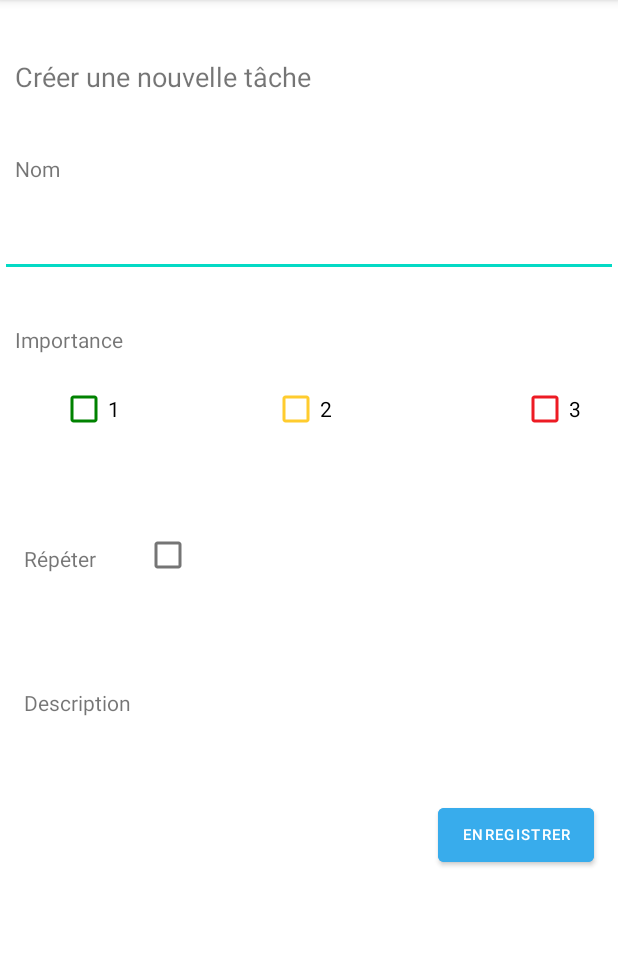
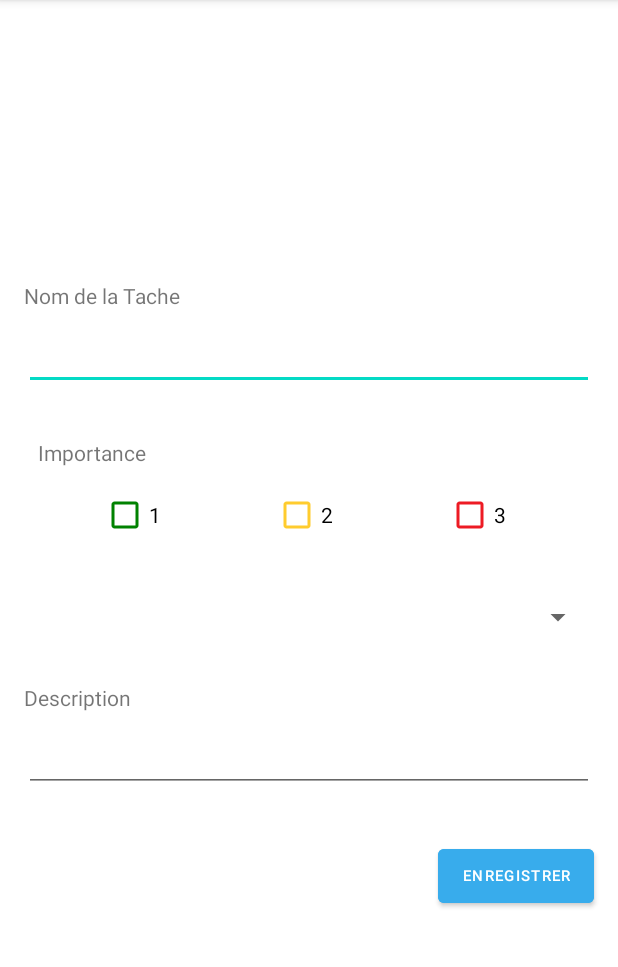
Before and after one commit to Landry-marlhac/AndroidAppESIEE, an Android app: the NewTask screen opened directly, with no data from a screen before it, on a phone screen of 412 x 824 dp, the part 84-1051 px from its top. Run offline under Robolectric (Android 15) with nearby library versions, the phone set to English and light mode, and no system bars.

Commit message:
Base de donnée et objet "taches" normalement utilisable, mais utilisés nul part. refactoring de la page New task mais pas liée avec du code

```diff
--- a/app/src/main/res/layout/activity_new_task.xml
+++ b/app/src/main/res/layout/activity_new_task.xml
@@ -9,147 +9,128 @@
 
     <!-- Titre de la page -->
 
-    <TextView
-        android:layout_width="wrap_content"
-        android:layout_height="wrap_content"
-        android:text="Créer une nouvelle tâche"
-        android:textSize="18dp"
-        app:layout_constraintBottom_toBottomOf="parent"
-        app:layout_constraintEnd_toEndOf="parent"
-        app:layout_constraintHorizontal_bias="0.046"
-        app:layout_constraintStart_toStartOf="parent"
-        app:layout_constraintTop_toTopOf="parent"
-        app:layout_constraintVertical_bias="0.052" />
-
     <!-- Nom de la tache -->
-
-    <TextView
-        android:layout_width="wrap_content"
-        android:layout_height="wrap_content"
-        android:text="Nom"
-        app:layout_constraintBottom_toBottomOf="parent"
-        app:layout_constraintEnd_toEndOf="parent"
-        app:layout_constraintHorizontal_bias="0.026"
-        app:layout_constraintStart_toStartOf="parent"
-        app:layout_constraintTop_toTopOf="parent"
-        app:layout_constraintVertical_bias="0.137" />
 
     <EditText
         android:id="@+id/taskname"
-        android:layout_width="match_parent"
+        android:layout_width="0dp"
         android:layout_height="wrap_content"
+        android:layout_marginStart="16dp"
+        android:layout_marginTop="8dp"
+        android:layout_marginEnd="16dp"
+        app:layout_constraintEnd_toEndOf="parent"
+        app:layout_constraintStart_toStartOf="parent"
+        app:layout_constraintTop_toBottomOf="@+id/texte_Nom_de_la_Tache" />
+
+    <TextView
+        android:id="@+id/texteDescription"
+        android:layout_width="wrap_content"
+        android:layout_height="wrap_content"
+        android:layout_marginStart="16dp"
+        android:layout_marginTop="32dp"
+        android:text="Description"
+        app:layout_constraintStart_toStartOf="parent"
+        app:layout_constraintTop_toBottomOf="@+id/spinnerTypeDeTache" />
+
+    <TextView
+        android:id="@+id/textePriorite"
+        android:layout_width="wrap_content"
+        android:layout_height="wrap_content"
+        android:layout_marginStart="16dp"
+        android:layout_marginTop="32dp"
+        android:text="Importance"
+        app:layout_constraintEnd_toEndOf="parent"
+        app:layout_constraintHorizontal_bias="0.029"
+        app:layout_constraintStart_toStartOf="parent"
+        app:layout_constraintTop_toBottomOf="@+id/taskname" />
+
+    <CheckBox
+        android:id="@+id/importance3"
+        android:layout_width="wrap_content"
+        android:layout_height="wrap_content"
+        android:layout_marginTop="8dp"
+        android:buttonTint="@color/red"
+        android:text="3"
+        app:layout_constraintEnd_toEndOf="parent"
+        app:layout_constraintStart_toEndOf="@+id/importance2"
+        app:layout_constraintTop_toBottomOf="@+id/textePriorite" />
+
+    <TextView
+        android:id="@+id/texte_Nom_de_la_Tache"
+        android:layout_width="0dp"
+        android:layout_height="wrap_content"
+        android:layout_marginStart="16dp"
+        android:text="Nom de la Tache"
         app:layout_constraintBottom_toBottomOf="parent"
-        app:layout_constraintEnd_toEndOf="parent"
-        app:layout_constraintHorizontal_bias="0.0"
         app:layout_constraintStart_toStartOf="parent"
         app:layout_constraintTop_toTopOf="parent"
-        app:layout_constraintVertical_bias="0.193" />
+        app:layout_constraintVertical_bias="0.25" />
+
+    <Button
+        android:id="@+id/savebutton"
+        android:layout_width="wrap_content"
+        android:layout_height="wrap_content"
+        android:layout_marginTop="32dp"
+        android:layout_marginEnd="16dp"
+        android:backgroundTint="@color/blue_butterfly"
+        android:text="Enregistrer"
+        android:textSize="10dp"
+        app:layout_constraintEnd_toEndOf="parent"
+        app:layout_constraintTop_toBottomOf="@+id/editDescription" />
 
     <CheckBox
+        android:id="@+id/importance2"
         android:layout_width="wrap_content"
         android:layout_height="wrap_content"
-        app:layout_constraintBottom_toBottomOf="parent"
-        app:layout_constraintEnd_toEndOf="parent"
-        app:layout_constraintHorizontal_bias="0.242"
-        app:layout_constraintStart_toStartOf="parent"
-        app:layout_constraintTop_toTopOf="parent"
-        app:layout_constraintVertical_bias="0.481" />
-
-    <!-- Importance tache -->
+        android:layout_marginTop="8dp"
+        android:buttonTint="@color/orange"
+        android:text="2"
+        app:layout_constraintEnd_toStartOf="@+id/importance3"
+        app:layout_constraintStart_toEndOf="@+id/importance1"
+        app:layout_constraintTop_toBottomOf="@+id/textePriorite" />
 
     <CheckBox
         android:id="@+id/importance1"
         android:layout_width="wrap_content"
         android:layout_height="wrap_content"
+        android:layout_marginTop="8dp"
+        android:buttonTint="@color/green"
         android:text="1"
-        app:layout_constraintBottom_toBottomOf="parent"
+        app:layout_constraintEnd_toStartOf="@+id/importance2"
+        app:layout_constraintStart_toStartOf="parent"
+        app:layout_constraintTop_toBottomOf="@+id/textePriorite" />
+
+    <Spinner
+        android:id="@+id/spinnerTypeDeTache"
+        android:layout_width="0dp"
+        android:layout_height="wrap_content"
+        android:layout_marginStart="16dp"
+        android:layout_marginTop="32dp"
+        android:layout_marginEnd="16dp"
+        android:spinnerMode="dropdown"
         app:layout_constraintEnd_toEndOf="parent"
-        app:layout_constraintHorizontal_bias="0.11"
         app:layout_constraintStart_toStartOf="parent"
-        app:layout_constraintTop_toTopOf="parent"
-        app:layout_constraintVertical_bias="0.345"
-        android:buttonTint="@color/green" />
+        app:layout_constraintTop_toBottomOf="@+id/importance2" />
 
-    <CheckBox
-        android:id="@+id/importance2"
-        android:layout_width="wrap_content"
+    <EditText
+        android:id="@+id/editDescription"
+        android:layout_width="0dp"
         android:layout_height="wrap_content"
-        android:text="2"
-        app:layout_constraintBottom_toBottomOf="parent"
+        android:layout_marginStart="16dp"
+        android:layout_marginTop="8dp"
+        android:layout_marginEnd="16dp"
+        android:ems="10"
+        android:inputType="textLongMessage|textPersonName"
         app:layout_constraintEnd_toEndOf="parent"
-        app:layout_constraintHorizontal_bias="0.498"
         app:layout_constraintStart_toStartOf="parent"
-        app:layout_constraintTop_toTopOf="parent"
-        app:layout_constraintVertical_bias="0.345"
-        android:buttonTint="@color/orange"/>
+        app:layout_constraintTop_toBottomOf="@+id/texteDescription" />
 
-    <CheckBox
-        android:id="@+id/importance3"
-        android:layout_width="wrap_content"
-        android:layout_height="wrap_content"
-        android:text="3"
-        app:layout_constraintBottom_toBottomOf="parent"
-        app:layout_constraintEnd_toEndOf="parent"
-        app:layout_constraintHorizontal_bias="0.955"
-        app:layout_constraintStart_toStartOf="parent"
-        app:layout_constraintTop_toTopOf="parent"
-        app:layout_constraintVertical_bias="0.345"
-        android:buttonTint="@color/red"/>
-
-    <TextView
-        android:id="@+id/textView3"
-        android:layout_width="wrap_content"
-        android:layout_height="wrap_content"
-        android:text="Importance"
-        app:layout_constraintBottom_toBottomOf="parent"
-        app:layout_constraintEnd_toEndOf="parent"
-        app:layout_constraintHorizontal_bias="0.029"
-        app:layout_constraintStart_toStartOf="parent"
-        app:layout_constraintTop_toTopOf="parent"
-        app:layout_constraintVertical_bias="0.289" />
+    <!-- Importance tache -->
 
     <!-- Répétition tache -->
 
-    <TextView
-        android:id="@+id/textView2"
-        android:layout_width="wrap_content"
-        android:layout_height="wrap_content"
-        android:text="Répéter"
-        app:layout_constraintBottom_toBottomOf="parent"
-        app:layout_constraintEnd_toEndOf="parent"
-        app:layout_constraintHorizontal_bias="0.044"
-        app:layout_constraintStart_toStartOf="parent"
-        app:layout_constraintTop_toTopOf="parent"
-        app:layout_constraintVertical_bias="0.484"
-        />
-
     <!-- Descrition de la tache  -->
-
-    <TextView
-        android:layout_width="wrap_content"
-        android:layout_height="wrap_content"
-        android:text="Description"
-        app:layout_constraintBottom_toBottomOf="parent"
-        app:layout_constraintEnd_toEndOf="parent"
-        app:layout_constraintHorizontal_bias="0.047"
-        app:layout_constraintStart_toStartOf="parent"
-        app:layout_constraintTop_toTopOf="parent"
-        app:layout_constraintVertical_bias="0.613" />
 
     <!-- Enregistrer la tache -->
 
-    <Button
-        android:id="@+id/savebutton"
-        android:layout_width="wrap_content"
-        android:layout_height="wrap_content"
-        android:backgroundTint="@color/blue_butterfly"
-        android:text="Enregistrer"
-        android:textSize="10dp"
-        app:layout_constraintBottom_toBottomOf="parent"
-        app:layout_constraintEnd_toEndOf="parent"
-        app:layout_constraintHorizontal_bias="0.947"
-        app:layout_constraintStart_toStartOf="parent"
-        app:layout_constraintTop_toTopOf="parent"
-        app:layout_constraintVertical_bias="0.74" />
-
 </androidx.constraintlayout.widget.ConstraintLayout>
```
Also changed, not shown: app/src/main/java/com/example/androidappesiee/DataBaseHelper.java (+96 -7 lines), app/src/main/java/com/example/androidappesiee/ToDoTacheModel.java (+11 -18 lines).
